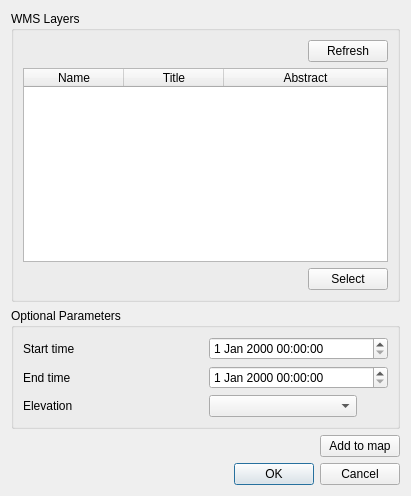
First picture: the form in FMI2QGIS/resources/ui/wms_dialog.ui, repository GispoCoding/FMI2QGIS, before the edit.
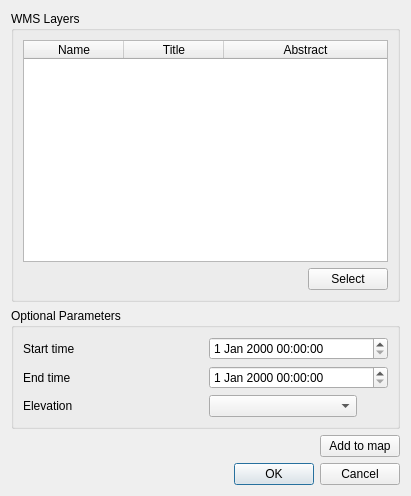
Second picture: the form after the edit. Custom widgets are drawn as their Qt base class.

Commit message: Refresh automatically when opening wms dialog

The edit to the form file:
```diff
--- a/FMI2QGIS/resources/ui/wms_dialog.ui
+++ b/FMI2QGIS/resources/ui/wms_dialog.ui
@@ -26,28 +26,7 @@
        </property>
        <layout class="QVBoxLayout" name="verticalLayout">
         <item>
-         <layout class="QHBoxLayout" name="horizontalLayout_3">
-          <item>
-           <spacer name="horizontalSpacer_2">
-            <property name="orientation">
-             <enum>Qt::Horizontal</enum>
-            </property>
-            <property name="sizeHint" stdset="0">
-             <size>
-              <width>40</width>
-              <height>20</height>
-             </size>
-            </property>
-           </spacer>
-          </item>
-          <item>
-           <widget class="QPushButton" name="btn_refresh_wms">
-            <property name="text">
-             <string>Refresh</string>
-            </property>
-           </widget>
-          </item>
-         </layout>
+         <layout class="QHBoxLayout" name="horizontalLayout_3"/>
         </item>
         <item>
          <widget class="QTableWidget" name="tbl_wms_layers">
```
Left out of the diff: 6 changed lines with no effect on the pictures. The commit also changes 1 other file.
